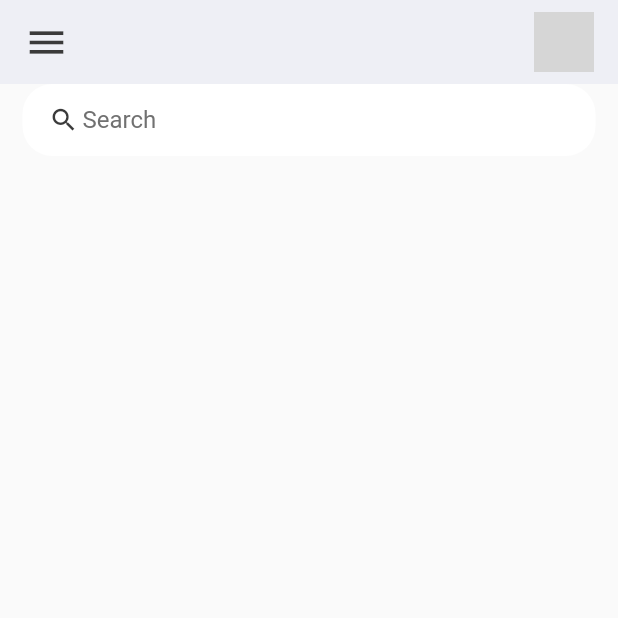
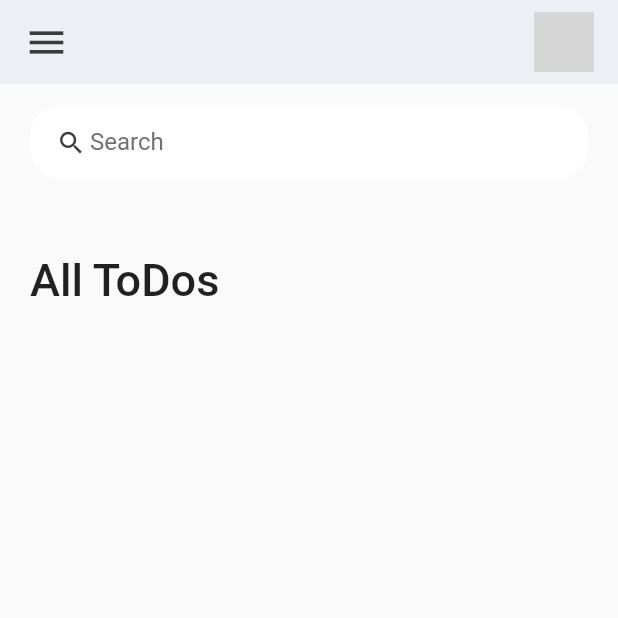
Before and after one commit to tugulduroch/todo, a Flutter app: the screen it shows after launch, on a phone screen of 412 x 824 dp, the top half of it. Run offline on Flutter 3.47's test engine with Material 2 defaults, Android fonts, the phone set to English and light mode, and no system bars; grey boxes are pictures that could not be loaded.

Commit message:
widgets aded

```diff
--- a/lib/screens/home.dart
+++ b/lib/screens/home.dart
@@ -9,10 +9,24 @@ class Home extends StatelessWidget {
     return Scaffold(
       appBar: _buildAppBar(),
       body: Container(
-        padding: EdgeInsets.symmetric(horizontal: 15),
+        padding: EdgeInsets.symmetric(horizontal: 20, vertical: 15),
         child: Column(
           children: [
             searchBar(),
+            Expanded(
+              child: ListView(
+                children: [
+                  Container(
+                    margin: EdgeInsets.only(top: 50, bottom: 20),
+                    child: Text("All ToDos",
+                        style: TextStyle(
+                          fontSize: 30,
+                          fontWeight: FontWeight.w500,
+                        )),
+                  )
+                ],
+              ),
+            )
           ],
         ),
       ),
```
Also changed, not shown: lib/widgets/todo_item.dart (added).
